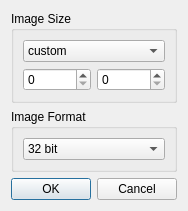
LeoBusta/PixelBooster, file widgets/new_image_file_dialog.ui: the form before one commit.
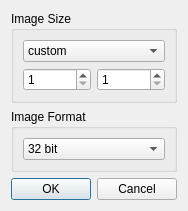
The form after the commit.

Commit message: Implementing the image size selection on the new image file dialog.

```diff
--- a/widgets/new_image_file_dialog.ui
+++ b/widgets/new_image_file_dialog.ui
@@ -37,10 +37,24 @@
       <item>
        <layout class="QHBoxLayout" name="horizontalLayout">
         <item>
-         <widget class="QSpinBox" name="spinBox"/>
+         <widget class="QSpinBox" name="width_spinBox">
+          <property name="minimum">
+           <number>1</number>
+          </property>
+          <property name="maximum">
+           <number>9999</number>
+          </property>
+         </widget>
         </item>
         <item>
-         <widget class="QSpinBox" name="spinBox_2"/>
+         <widget class="QSpinBox" name="height_spinBox">
+          <property name="minimum">
+           <number>1</number>
+          </property>
+          <property name="maximum">
+           <number>9999</number>
+          </property>
+         </widget>
         </item>
        </layout>
       </item>
```
Left out of the diff: 17 changed lines with no effect on the pictures. The commit also changes 2 other files.
